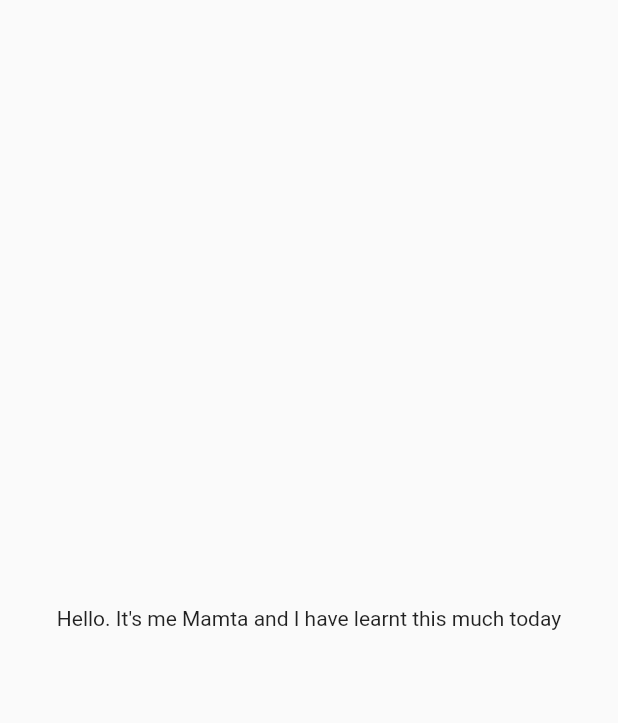
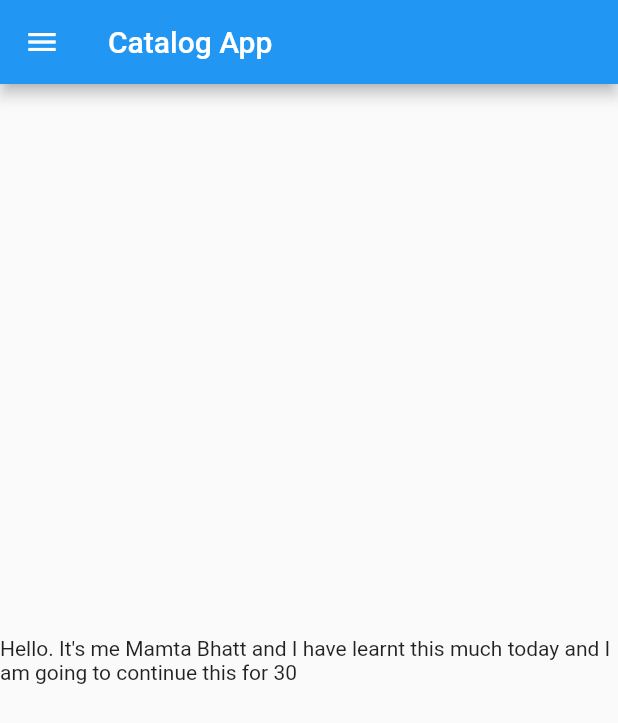
Before and after one commit to MamtaBhatt885/flutter_app_1, a Flutter app: the screen it shows after launch, on a phone screen of 412 x 824 dp. Shown: the top 723 px of the screen. Run offline on Flutter 3.47's test engine with Material 2 defaults, Android fonts, the phone set to English and light mode, and no system bars.

Commit message:
Day 2 completed

```diff
--- /dev/null
+++ b/lib/home_page.dart
@@ -0,0 +1,22 @@
+import 'package:flutter/material.dart';
+
+class HomePage extends StatelessWidget {
+  final days = 30;
+  final name = "Mamta Bhatt";
+
+  @override
+  Widget build(BuildContext context) {
+    return Scaffold(
+      appBar: AppBar(
+        title: Text("Catalog App"),
+      ),
+      body: Center(
+        child: Container(
+          child: Text(
+              "Hello. It's me $name and I have learnt this much today and I am going to continue this for $days"),
+        ),
+      ),
+      drawer: Drawer(),
+    );
+  }
+}
--- a/lib/main.dart
+++ b/lib/main.dart
@@ -1,22 +1,17 @@
 import "package:flutter/material.dart";
+import "package:flutter_app_1/home_page.dart";
 
-void main(){
+void main() {
   runApp(MyApp());
 }
 
 class MyApp extends StatelessWidget {
-  const MyApp({super.key});
-
   @override
   Widget build(BuildContext context) {
+
+
     return MaterialApp(
-      home: Material(
-        child: Center(
-          child: Container(
-            child: Text("Hello. It's me Mamta and I have learnt this much today"),
-          ),
-        ),
-      ),
+      home:HomePage(),
     );
   }
 }
```
